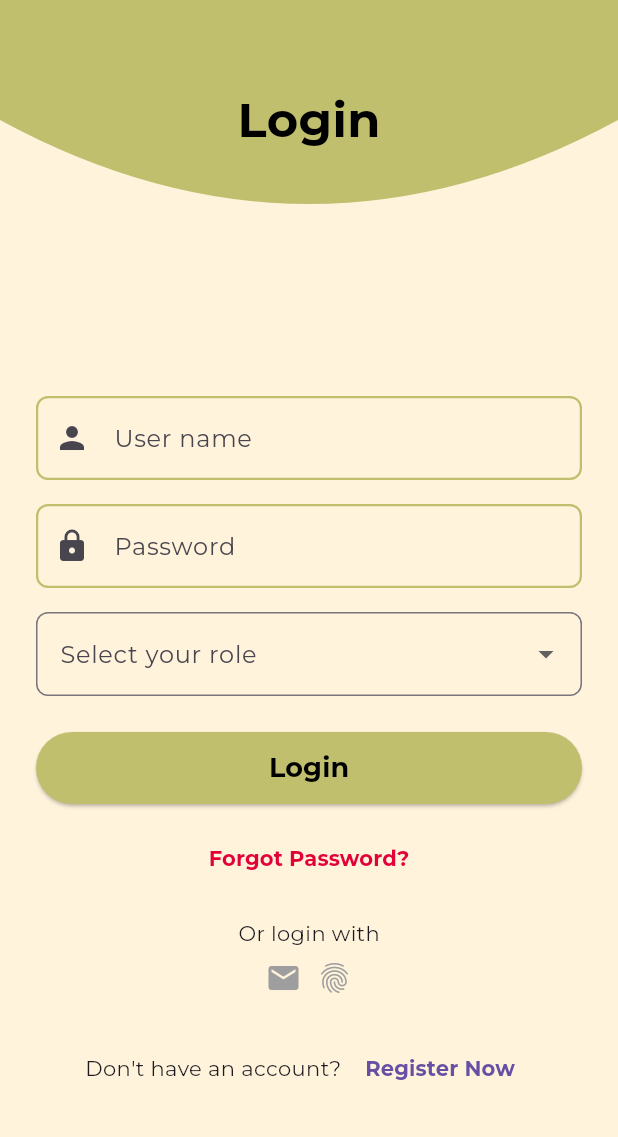
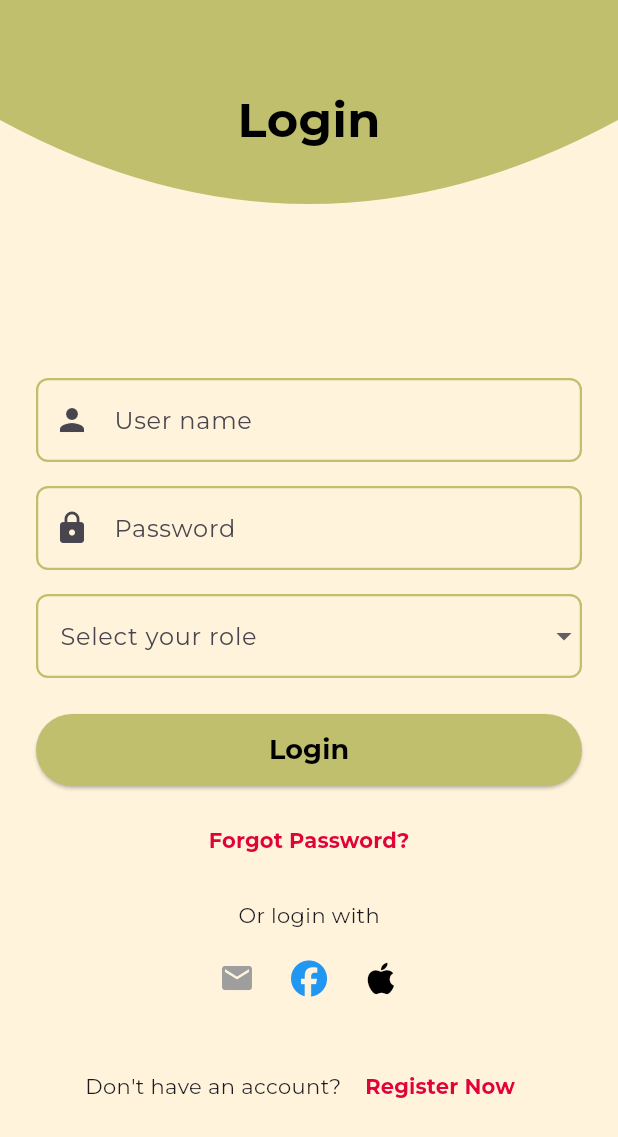
Before and after one commit to wishwaniAsh/reharvest, a Flutter app: the screen it shows after launch, after a tap on "Get Started", on a phone screen of 412 x 824 dp. Shown: the top 1137 px of the screen. Run offline on Flutter 3.47's test engine with Material 3 defaults, Android fonts, the phone set to English and light mode, and no system bars; our stand-ins replace font_awesome_flutter, google_fonts.

Commit message:
add admin dashboard, design login page.

```diff
--- a/lib/main.dart
+++ b/lib/main.dart
@@ -1,4 +1,5 @@
 import 'package:flutter/material.dart';
+import 'package:reharvest/pages/admin_dashboard.dart';
 import 'package:reharvest/pages/login_page.dart';
 import 'package:reharvest/pages/startpage.dart';
 // import 'login_page.dart'; // Placeholder – create this next
@@ -22,7 +23,8 @@ class MyApp extends StatelessWidget {
       initialRoute: '/',
       routes: {
         '/': (context) =>  StartPage(),
-        '/login': (context) => const LoginPage(), // You’ll create this next
+        '/login': (context) => const LoginPage(),
+        '/admin_dashboard': (context) => const AdminDashboard(),
       },
     );
   }
--- a/lib/pages/login_page.dart
+++ b/lib/pages/login_page.dart
@@ -1,5 +1,6 @@
 import 'package:flutter/material.dart';
 import 'package:google_fonts/google_fonts.dart';
+import 'package:font_awesome_flutter/font_awesome_flutter.dart';
 
 class LoginPage extends StatefulWidget {
   const LoginPage({super.key});
@@ -59,11 +60,13 @@ class _LoginPageState extends State<LoginPage> {
                         labelStyle: GoogleFonts.montserrat(),
                         prefixIcon: const Icon(Icons.person),
                         focusedBorder: OutlineInputBorder(
-                          borderSide: const BorderSide(color: Color(0xFFBFBF6E), width: 2),
+                          borderSide:
+                              const BorderSide(color: Color(0xFFBFBF6E), width: 2),
                           borderRadius: BorderRadius.circular(8),
                         ),
                         enabledBorder: OutlineInputBorder(
-                          borderSide: const BorderSide(color: Color(0xFFBFBF6E), width: 1.5),
+                          borderSide:
+                              const BorderSide(color: Color(0xFFBFBF6E), width: 1.5),
                           borderRadius: BorderRadius.circular(8),
                         ),
                       ),
@@ -82,11 +85,13 @@ class _LoginPageState extends State<LoginPage> {
                         labelStyle: GoogleFonts.montserrat(),
                         prefixIcon: const Icon(Icons.lock),
                         focusedBorder: OutlineInputBorder(
-                          borderSide: const BorderSide(color: Color(0xFFBFBF6E), width: 2),
+                          borderSide:
+                              const BorderSide(color: Color(0xFFBFBF6E), width: 2),
                           borderRadius: BorderRadius.circular(8),
                         ),
                         enabledBorder: OutlineInputBorder(
-                          borderSide: const BorderSide(color: Color(0xFFBFBF6E), width: 1.5),
+                          borderSide:
+                              const BorderSide(color: Color(0xFFBFBF6E), width: 1.5),
                           borderRadius: BorderRadius.circular(8),
                         ),
                       ),
@@ -101,12 +106,19 @@ class _LoginPageState extends State<LoginPage> {
   decoration: InputDecoration(
     labelText: 'Select your role',
     labelStyle: GoogleFonts.montserrat(),
-                        border: OutlineInputBorder(
+    enabledBorder: OutlineInputBorder(
       borderRadius: BorderRadius.circular(8),
-                          borderSide: const BorderSide(color: Color(0xFFBFBF6E)),
+      borderSide: const BorderSide(color: Color(0xFFBFBF6E), width: 1.5),
+    ),
+    focusedBorder: OutlineInputBorder(
+      borderRadius: BorderRadius.circular(8),
+      borderSide: const BorderSide(color: Color(0xFFBFBF6E), width: 2),
     ),
   ),
+  dropdownColor: const Color(0xFFFFF3DC), // Background of dropdown menu
   style: GoogleFonts.montserrat(color: Colors.black),
+  icon: const Icon(Icons.arrow_drop_down),
+  borderRadius: BorderRadius.circular(8), // Dropdown menu corners
   items: roles.map((role) {
     return DropdownMenuItem<String>(
       value: role,
@@ -121,17 +133,29 @@ class _LoginPageState extends State<LoginPage> {
   validator: (value) =>
       value == null ? 'Please select a role' : null,
 ),
+
                     const SizedBox(height: 24),
 
                     // Login Button
                     ElevatedButton(
                       onPressed: () {
   if (_formKey.currentState!.validate()) {
+    // Simulated authentication
+    if (selectedRole == 'Admin') {
+      Navigator.pushNamed(context, '/admin_dashboard');
+    } else {
       ScaffoldMessenger.of(context).showSnackBar(
-                            const SnackBar(content: Text('Logging in...')),
+        SnackBar(
+          content: Text(
+            'Logged in as $selectedRole (redirect not configured)',
+            style: GoogleFonts.montserrat(),
+          ),
+        ),
       );
     }
+  }
 },
+
                       style: ElevatedButton.styleFrom(
                         backgroundColor: const Color(0xFFBFBF6E),
                         minimumSize: const Size(double.infinity, 48),
@@ -169,14 +193,26 @@ class _LoginPageState extends State<LoginPage> {
                       style: GoogleFonts.montserrat(),
                     ),
                     const SizedBox(height: 8),
-                    const Row(
+
+                    // Social Login Icons
+                    Row(
                       mainAxisAlignment: MainAxisAlignment.center,
                       children: [
-                        Icon(Icons.email, color: Colors.grey),
-                        SizedBox(width: 10),
-                        Icon(Icons.fingerprint, color: Colors.grey),
+                        IconButton(
+                          icon: const Icon(Icons.email, color: Colors.grey),
+                          onPressed: () {},
+                        ),
+                        IconButton(
+                          icon: const FaIcon(FontAwesomeIcons.facebook, color: Colors.blue),
+                          onPressed: () {},
+                        ),
+                        IconButton(
+                          icon: const FaIcon(FontAwesomeIcons.apple, color: Colors.black),
+                          onPressed: () {},
+                        ),
                       ],
                     ),
+
                     const SizedBox(height: 24),
 
                     // Register Now
@@ -195,6 +231,7 @@ class _LoginPageState extends State<LoginPage> {
                             'Register Now',
                             style: GoogleFonts.montserrat(
                               fontWeight: FontWeight.bold,
+                              color: Color(0xFFE10238),
                             ),
                           ),
                         )
--- a/pubspec.yaml
+++ b/pubspec.yaml
@@ -10,6 +10,7 @@ dependencies:
   flutter:
     sdk: flutter
   google_fonts: ^6.1.0
+  font_awesome_flutter: ^10.7.0
 
 dev_dependencies:
   flutter_test:
```
Also changed, not shown: lib/pages/admin_dashboard.dart (added, +34 -0 lines), pubspec.lock, 1 other file. Lines whose indentation alone changed are shown as unchanged.
